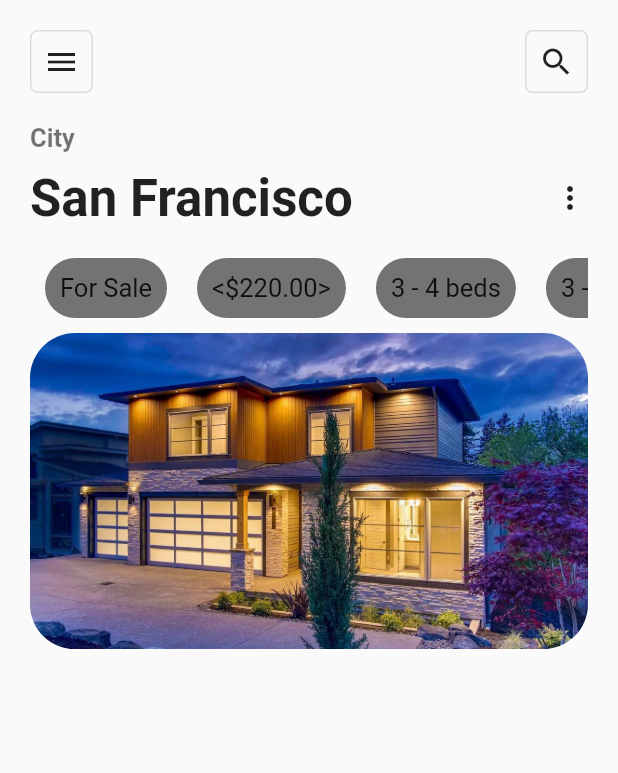
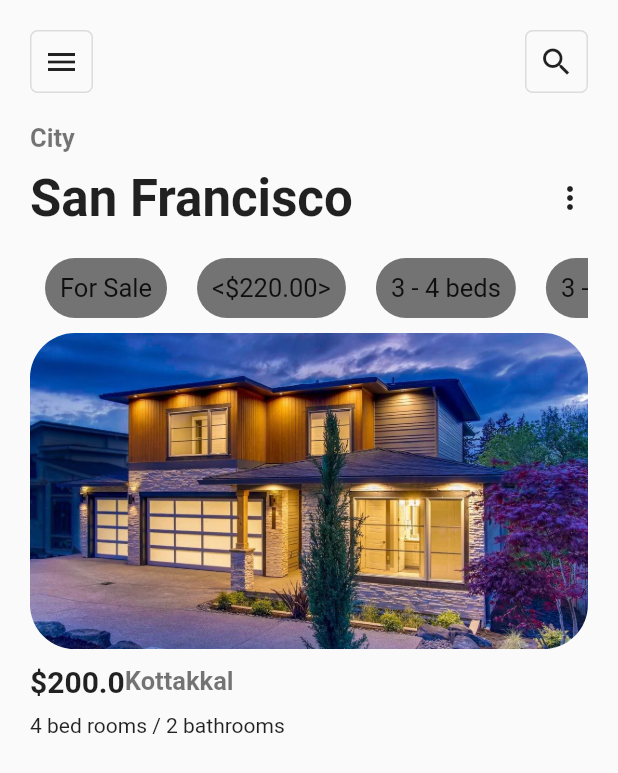
Before and after one commit to 5cientist/newTrailApp, a Flutter app: the screen it shows after launch, on a phone screen of 412 x 824 dp. Shown: the top 773 px of the screen. Run offline on Flutter 3.47's test engine with Material 2 defaults, Android fonts, the phone set to English and light mode, and no system bars.

Commit message:
added stack

```diff
--- a/lib/screens/homepage/homepage.dart
+++ b/lib/screens/homepage/homepage.dart
@@ -1,4 +1,5 @@
 import 'package:flutter/material.dart';
+import 'package:newtrailapp/theme/theme.dart';
 import 'widgets/customAppbar.dart';
 
 class HomePage extends StatelessWidget {
@@ -14,11 +15,7 @@ class HomePage extends StatelessWidget {
               CustomAppBar(),
               Text(
                 "City",
-                style: TextStyle(
-                  color: Colors.black54,
-                  fontSize: 17,
-                  fontWeight: FontWeight.bold,
-                ),
+                style: smallGrey,
               ),
               Row(
                 mainAxisAlignment: MainAxisAlignment.spaceBetween,
@@ -53,17 +50,40 @@ class HomePage extends StatelessWidget {
                 shrinkWrap: true,
                 physics: NeverScrollableScrollPhysics(),
                 children: [
-                  Column(
+                  Stack(
                     children: [
-                      ClipRRect(
-                        borderRadius: BorderRadius.circular(30.0),
-                        child: Image.asset('assets/img/home.jpg'),
+                      Column(
+                        crossAxisAlignment: CrossAxisAlignment.start,
+                        children: [
+                          ClipRRect(
+                            borderRadius: BorderRadius.circular(30.0),
+                            child: Image.asset('assets/img/home.jpg'),
+                          ),
+                          Padding(
+                            padding: const EdgeInsets.symmetric(
+                              vertical: 10.0,
+                            ),
+                            child: Row(
+                              children: [
+                                Text(
+                                  "\$200.0",
+                                  style: TextStyle(
+                                    fontSize: 20,
+                                    fontWeight: FontWeight.w600,
+                                  ),
+                                ),
+                                Text(
+                                  "Kottakkal",
+                                  style: smallGrey,
+                                ),
+                              ],
+                            ),
+                          ),
+                          Text("4 bed rooms / 2 bathrooms"),
+                        ],
                       ),
-                      Row(
-                        children: [],
-                      )
                     ],
-                  )
+                  ),
                 ],
               )
             ],
--- /dev/null
+++ b/lib/theme/theme.dart
@@ -0,0 +1,7 @@
+import 'package:flutter/material.dart';
+
+TextStyle smallGrey = new TextStyle(
+  color: Colors.black54,
+  fontSize: 17,
+  fontWeight: FontWeight.bold,
+);
```
